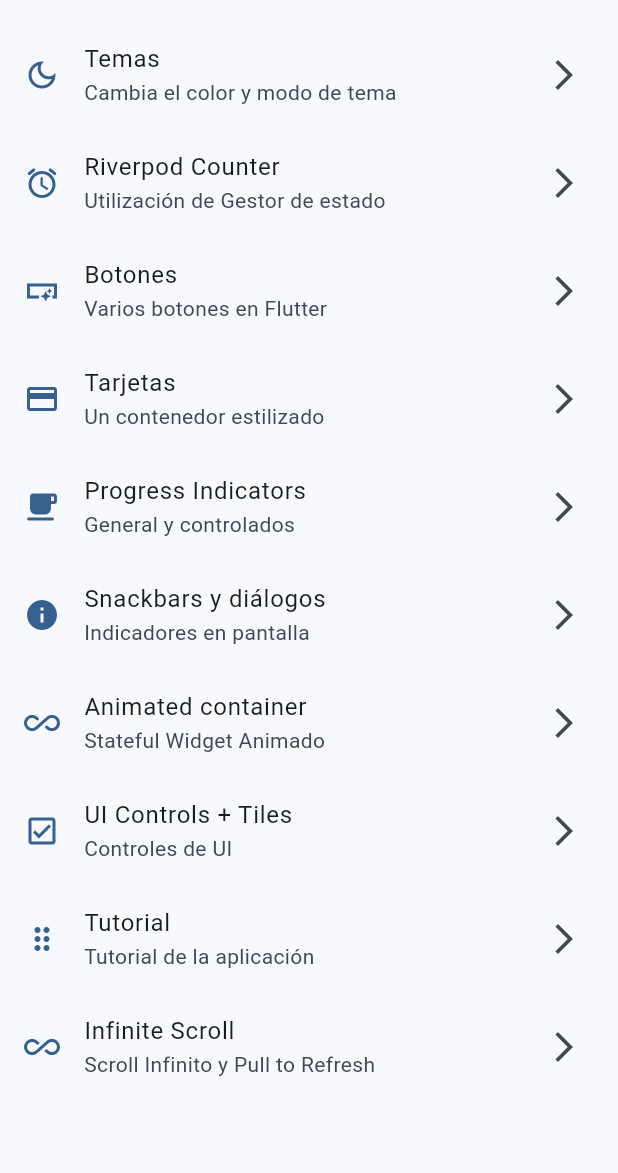
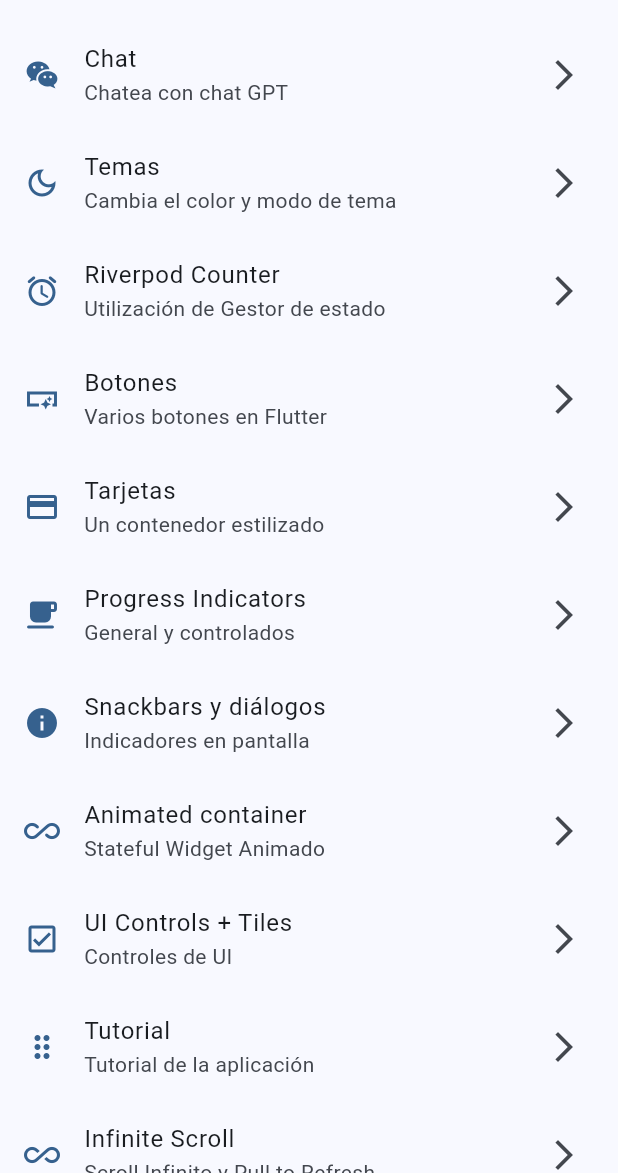
Before and after one commit to JonatanPanjoj/widgets_app, a Flutter app: the screen it shows after launch, on a phone screen of 412 x 824 dp, the part 63-1236 px from its top. Run offline on Flutter 3.47's test engine with Material 2 defaults, Android fonts, the phone set to English and light mode, and no system bars; our stand-ins replace animate_do, flutter_dotenv, flutter_riverpod, go_router.

```diff
--- /dev/null
+++ b/lib/config/constants/environment.dart
@@ -0,0 +1,7 @@
+import 'package:flutter_dotenv/flutter_dotenv.dart';
+
+class Environment {
+
+  static String gptKey = dotenv.env['GPT_KEY'] ?? 'No hay api key';
+
+}
--- a/lib/config/menu/menu_items.dart
+++ b/lib/config/menu/menu_items.dart
@@ -15,6 +15,12 @@ class MenuItem {
 }
 
 const appMenuItems = <MenuItem> [
+  MenuItem(
+    title: 'Chat',
+    subTitle: 'Chatea con chat GPT',
+    link: '/chat-screen',
+    icon: Icons.wechat_rounded,
+  ),
   MenuItem(
     title: 'Temas',
     subTitle: 'Cambia el color y modo de tema',
--- a/lib/config/router/app_router.dart
+++ b/lib/config/router/app_router.dart
@@ -1,6 +1,5 @@
 import 'package:go_router/go_router.dart';
 import 'package:widgets_app/presentation/screens/screens.dart';
-import 'package:widgets_app/presentation/screens/theme_changer/theme_changer_screen.dart';
 
 final appRouter = GoRouter(
   initialLocation: '/',
@@ -60,5 +59,10 @@ final appRouter = GoRouter(
       name: ThemeChangerScreen.name,
       builder: (context, state) => const ThemeChangerScreen(),
     ),
+    GoRoute(
+      path: '/chat-screen',
+      name: ChatScreen.name,
+      builder: (context, state) => const ChatScreen(),
+    ),
   ]
 );
--- a/lib/presentation/screens/screens.dart
+++ b/lib/presentation/screens/screens.dart
@@ -1,3 +1,4 @@
+export 'package:widgets_app/presentation/screens/chat_screen/chat_screen.dart';
 export 'package:widgets_app/presentation/screens/theme_changer/theme_changer_screen.dart';
 export 'package:widgets_app/presentation/screens/counter/counter_screen.dart';
 export 'package:widgets_app/presentation/screens/animated/animated_scren.dart';
--- a/pubspec.yaml
+++ b/pubspec.yaml
@@ -10,6 +10,7 @@ dependencies:
   animate_do: ^3.0.2
   flutter:
     sdk: flutter
+  flutter_dotenv: ^5.1.0
   flutter_riverpod: ^2.3.6
   go_router: ^9.0.0
 
@@ -23,3 +24,4 @@ flutter:
 
   assets:
     - assets/images/
+    - '.env'
```
Also changed, not shown: lib/main.dart (+6 -1 lines), lib/presentation/screens/chat_screen/chat_screen.dart (added, +13 -0 lines), pubspec.lock, 1 other file.
